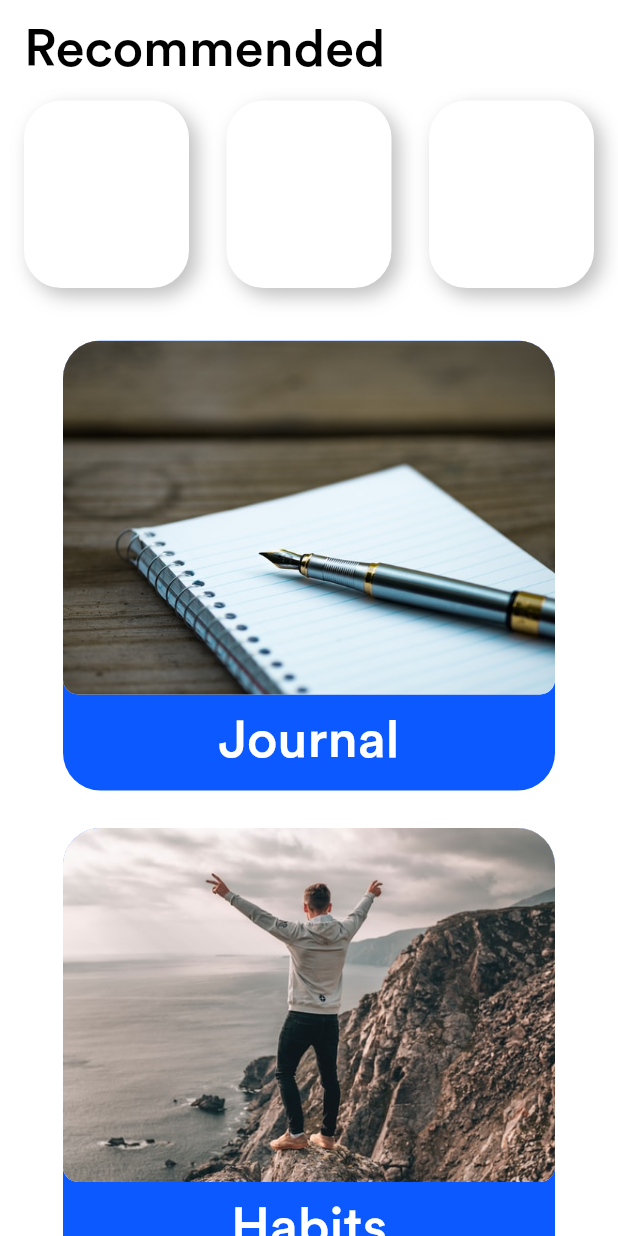
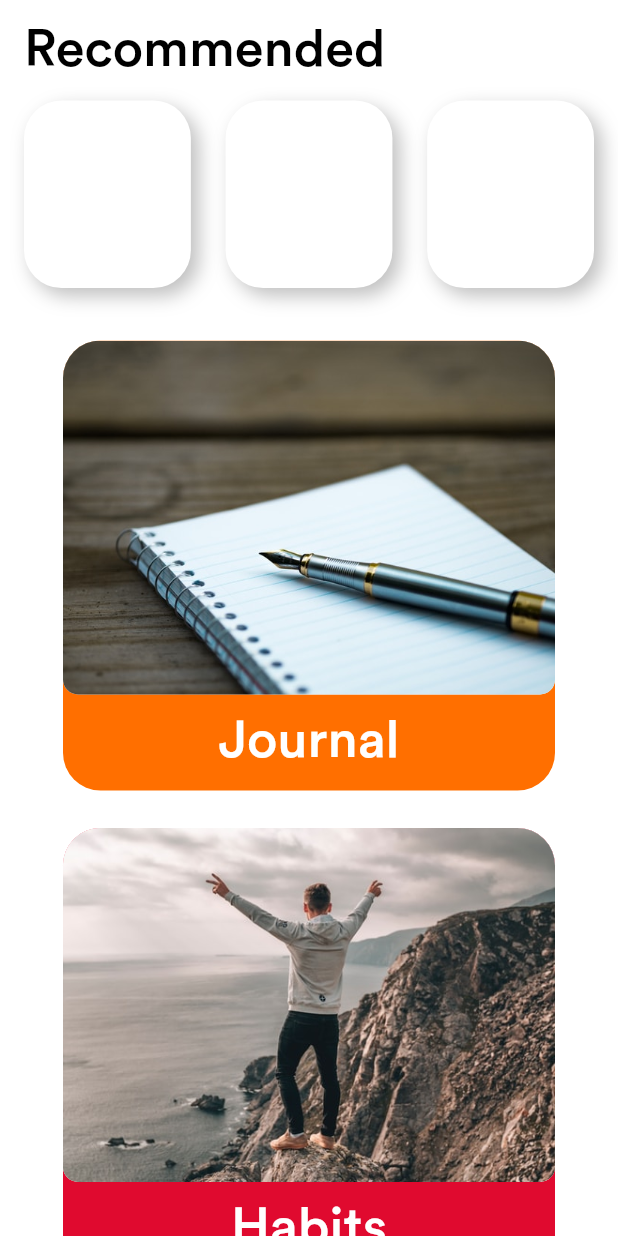
Before and after one commit to AlphaCoders3/syalo, a Flutter app: the HomePage screen opened directly, scrolled down 1152 dp, on a phone screen of 412 x 824 dp. Run offline on Flutter 3.47's test engine with Material 2 defaults, Android fonts, the phone set to English and light mode, and no system bars; our stand-ins replace fl_chart, flutter_switch, font_awesome_flutter, google_fonts, page_transition.

Commit message:
changes_video2

```diff
--- a/lib/DrawerScreens/app_drawer.dart
+++ b/lib/DrawerScreens/app_drawer.dart
@@ -104,12 +104,6 @@ class AppDrawer extends StatelessWidget {
                           text: 'Favourites', icon: Icons.favorite)),
                   InkWell(
                       onTap: () {
-                        Navigator.push(
-                          context,
-                          MaterialPageRoute(
-                            builder: (context) => SearchResult(),
-                          ),
-                        );
                       },
                       child:
                           DrawerButton(text: 'Settings', icon: Icons.settings)),
--- a/lib/HomeScreens/home_page.dart
+++ b/lib/HomeScreens/home_page.dart
@@ -211,7 +211,6 @@ class _HomePageState extends State<HomePage> {
                           textAlign: TextAlign.left,
                           style: TextStyle(
                               color: Color.fromRGBO(0, 0, 0, 1),
-
                               fontSize: 35,
                               letterSpacing:
                                   0 /*percentages not used in flutter. defaulting to zero*/,
@@ -223,7 +222,7 @@ class _HomePageState extends State<HomePage> {
                           mainAxisAlignment: MainAxisAlignment.spaceBetween,
                           children: [
                             Container(
-                                width: 110,
+                                width: MediaQuery.of(context).size.width * .27,
                                 height: 125,
                                 decoration: BoxDecoration(
                                   borderRadius: BorderRadius.only(
@@ -241,7 +240,7 @@ class _HomePageState extends State<HomePage> {
                                   color: Color.fromRGBO(255, 255, 255, 1),
                                 )),
                             Container(
-                                width: 110,
+                                width: MediaQuery.of(context).size.width * .27,
                                 height: 125,
                                 decoration: BoxDecoration(
                                   borderRadius: BorderRadius.only(
@@ -259,7 +258,7 @@ class _HomePageState extends State<HomePage> {
                                   color: Color.fromRGBO(255, 255, 255, 1),
                                 )),
                             Container(
-                                width: 110,
+                                width: MediaQuery.of(context).size.width * .27,
                                 height: 125,
                                 decoration: BoxDecoration(
                                   borderRadius: BorderRadius.only(
@@ -322,7 +321,6 @@ class _HomePageState extends State<HomePage> {
                                   textAlign: TextAlign.center,
                                   style: TextStyle(
                                       color: Color.fromRGBO(255, 255, 255, 1),
-
                                       fontSize: 35,
                                       letterSpacing:
                                           0 /*percentages not used in flutter. defaulting to zero*/,
@@ -344,7 +342,6 @@ class _HomePageState extends State<HomePage> {
                           textAlign: TextAlign.left,
                           style: TextStyle(
                               color: Color.fromRGBO(0, 0, 0, 1),
-
                               fontSize: 35,
                               letterSpacing:
                                   0 /*percentages not used in flutter. defaulting to zero*/,
@@ -356,7 +353,7 @@ class _HomePageState extends State<HomePage> {
                           mainAxisAlignment: MainAxisAlignment.spaceBetween,
                           children: [
                             Container(
-                                width: 110,
+                                width: MediaQuery.of(context).size.width * .27,
                                 height: 125,
                                 decoration: BoxDecoration(
                                   borderRadius: BorderRadius.only(
@@ -374,7 +371,7 @@ class _HomePageState extends State<HomePage> {
                                   color: Color.fromRGBO(255, 255, 255, 1),
                                 )),
                             Container(
-                                width: 110,
+                                width: MediaQuery.of(context).size.width * .27,
                                 height: 125,
                                 decoration: BoxDecoration(
                                   borderRadius: BorderRadius.only(
@@ -392,7 +389,7 @@ class _HomePageState extends State<HomePage> {
                                   color: Color.fromRGBO(255, 255, 255, 1),
                                 )),
                             Container(
-                                width: 110,
+                                width: MediaQuery.of(context).size.width * .27,
                                 height: 125,
                                 decoration: BoxDecoration(
                                   borderRadius: BorderRadius.only(
@@ -427,7 +424,7 @@ class _HomePageState extends State<HomePage> {
                               bottomLeft: Radius.circular(25),
                               bottomRight: Radius.circular(25),
                             ),
-                            color: Color.fromRGBO(12, 90, 255, 1),
+                            color: Color(0xffFF6F00),
                           ),
                           child: Column(
                             children: [
@@ -455,7 +452,6 @@ class _HomePageState extends State<HomePage> {
                                   textAlign: TextAlign.center,
                                   style: TextStyle(
                                       color: Color.fromRGBO(255, 255, 255, 1),
-
                                       fontSize: 35,
                                       letterSpacing:
                                           0 /*percentages not used in flutter. defaulting to zero*/,
@@ -482,7 +478,7 @@ class _HomePageState extends State<HomePage> {
                               bottomLeft: Radius.circular(25),
                               bottomRight: Radius.circular(25),
                             ),
-                            color: Color.fromRGBO(12, 90, 255, 1),
+                            color: Color(0xffE00A2F),
                           ),
                           child: Column(
                             children: [
@@ -510,7 +506,6 @@ class _HomePageState extends State<HomePage> {
                                   textAlign: TextAlign.center,
                                   style: TextStyle(
                                       color: Color.fromRGBO(255, 255, 255, 1),
-
                                       fontSize: 35,
                                       letterSpacing:
                                           0 /*percentages not used in flutter. defaulting to zero*/,
@@ -537,7 +532,7 @@ class _HomePageState extends State<HomePage> {
                               bottomLeft: Radius.circular(25),
                               bottomRight: Radius.circular(25),
                             ),
-                            color: Color.fromRGBO(12, 90, 255, 1),
+                            color: Color(0xff850A88),
                           ),
                           child: Column(
                             children: [
@@ -565,7 +560,6 @@ class _HomePageState extends State<HomePage> {
                                     textAlign: TextAlign.center,
                                     style: TextStyle(
                                         color: Color.fromRGBO(255, 255, 255, 1),
-
                                         fontSize: 35,
                                         letterSpacing:
                                             0 /*percentages not used in flutter. defaulting to zero*/,
@@ -588,7 +582,6 @@ class _HomePageState extends State<HomePage> {
                           textAlign: TextAlign.left,
                           style: TextStyle(
                               color: Color.fromRGBO(0, 0, 0, 1),
-
                               fontSize: 35,
                               letterSpacing:
                                   0 /*percentages not used in flutter. defaulting to zero*/,
@@ -600,7 +593,7 @@ class _HomePageState extends State<HomePage> {
                           mainAxisAlignment: MainAxisAlignment.spaceBetween,
                           children: [
                             Container(
-                                width: 110,
+                                width: MediaQuery.of(context).size.width * .27,
                                 height: 125,
                                 decoration: BoxDecoration(
                                   borderRadius: BorderRadius.only(
@@ -618,7 +611,7 @@ class _HomePageState extends State<HomePage> {
                                   color: Color.fromRGBO(255, 255, 255, 1),
                                 )),
                             Container(
-                                width: 110,
+                                width: MediaQuery.of(context).size.width * .27,
                                 height: 125,
                                 decoration: BoxDecoration(
                                   borderRadius: BorderRadius.only(
@@ -636,7 +629,7 @@ class _HomePageState extends State<HomePage> {
                                   color: Color.fromRGBO(255, 255, 255, 1),
                                 )),
                             Container(
-                                width: 110,
+                                width: MediaQuery.of(context).size.width * .27,
                                 height: 125,
                                 decoration: BoxDecoration(
                                   borderRadius: BorderRadius.only(
--- a/lib/HomeScreens/path_page.dart
+++ b/lib/HomeScreens/path_page.dart
@@ -2,6 +2,7 @@
 
 import 'package:flutter/material.dart';
 import 'package:syalo_app/OtherScreens/request_learning_path.dart';
+import 'package:syalo_app/OtherScreens/search_results.dart';
 import 'package:syalo_app/OtherScreens/search_suggestions.dart';
 import 'package:syalo_app/OtherScreens/self_learn_paths.dart';
 import 'package:syalo_app/OtherScreens/sounds.dart';
@@ -104,7 +105,12 @@ class PathPage extends StatelessWidget {
                           );
                         },
                         child: EmptyBox()),
-                    EmptyBox(),
+                    InkWell(onTap: (){ Navigator.push(
+                      context,
+                      MaterialPageRoute(
+                        builder: (context) => SearchResult(),
+                      ),
+                    );}, child: EmptyBox()),
                   ],
                 ),
                 SizedBox(height: 55),
--- a/lib/OtherScreens/journal_entry.dart
+++ b/lib/OtherScreens/journal_entry.dart
@@ -51,7 +51,6 @@ class JournalEntry extends StatelessWidget {
                                       style: TextStyle(
                                           color:
                                               Color.fromRGBO(255, 255, 255, 1),
-
                                           fontSize: 25,
                                           letterSpacing:
                                               0 /*percentages not used in flutter. defaulting to zero*/,
@@ -64,7 +63,6 @@ class JournalEntry extends StatelessWidget {
                                       style: TextStyle(
                                           color:
                                               Color.fromRGBO(255, 255, 255, 1),
-
                                           fontSize: 18,
                                           letterSpacing:
                                               0 /*percentages not used in flutter. defaulting to zero*/,
@@ -76,7 +74,7 @@ class JournalEntry extends StatelessWidget {
                               ),
                               SizedBox(height: 10),
                               Container(
-                                width: 328,
+                                padding: EdgeInsets.symmetric(horizontal: 20),
                                 height: 70,
                                 child: TextField(
                                   maxLines: 5,
@@ -118,7 +116,6 @@ class JournalEntry extends StatelessWidget {
                                       style: TextStyle(
                                           color:
                                               Color.fromRGBO(255, 255, 255, 1),
-
                                           fontSize: 25,
                                           letterSpacing:
                                               0 /*percentages not used in flutter. defaulting to zero*/,
@@ -135,7 +132,7 @@ class JournalEntry extends StatelessWidget {
                               ),
                               SizedBox(height: 10),
                               Container(
-                                width: 328,
+                                padding: EdgeInsets.all(20),
                                 height: 300,
                                 child: TextField(
                                   maxLines: 10,
@@ -195,7 +192,6 @@ class JournalEntry extends StatelessWidget {
                                           style: TextStyle(
                                               color:
                                                   Color.fromRGBO(48, 48, 48, 1),
-
                                               fontSize: 20,
                                               letterSpacing:
                                                   0 /*percentages not used in flutter. defaulting to zero*/,
@@ -235,7 +231,6 @@ class JournalEntry extends StatelessWidget {
                         textAlign: TextAlign.center,
                         style: TextStyle(
                             color: Color.fromRGBO(0, 0, 0, 1),
-
                             fontSize: 45,
                             letterSpacing:
                                 0 /*percentages not used in flutter. defaulting to zero*/,
```
